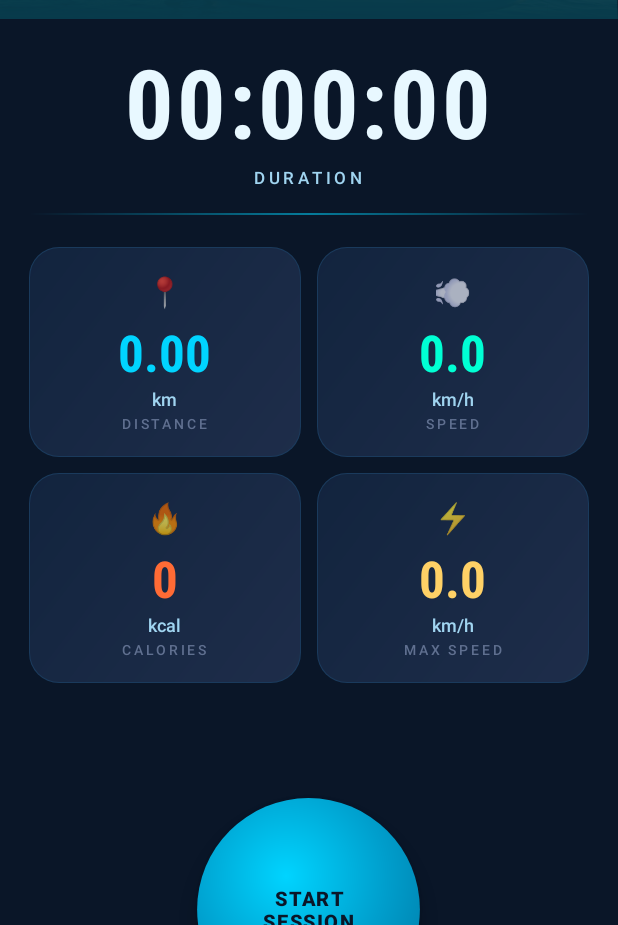
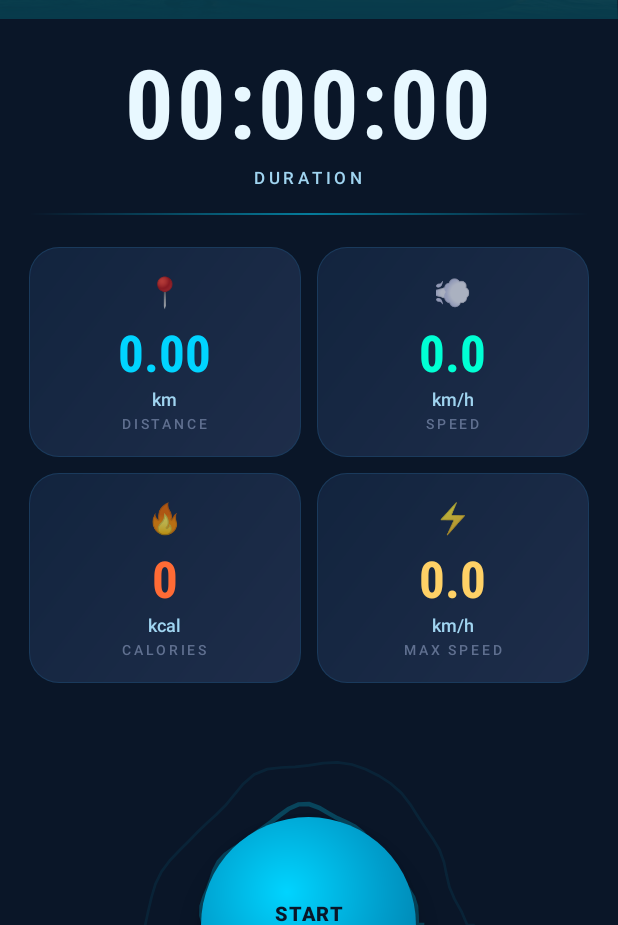
Before and after one commit to JoYoussef33/SRH-Advanced-programing-, an Android app: the screen it shows after launch (MainActivity), on a phone screen of 412 x 824 dp, the part 311-1236 px from its top. Run offline under Robolectric (Android 15) with nearby library versions, the phone set to English and light mode, and no system bars; 3 statements that could not run were skipped.

Commit message:
Add organic water ripple button, visible delete buttons, more messages, better GPS
- WaterRippleView: organic non-uniform circular ripple rings using 5 harmonic sine functions
- Visible delete (✕) button on each history card, confirmation dialog before removing
- 81 total tier messages (was ~20): 19 legendary, 18 good, 18 meh, 26 sarcastic
- GPS improvements: EMA speed smoothing, accuracy gate (18m), jump rejection (28 km/h limit)
- Fix MainActivity compile errors: add ValueAnimator import, rename startIdleGlow → applyIdleState

https://claude.ai/code/session_015VXf7hErjwq9QsoUSpZ4kd

```diff
--- a/PaddleBoard/app/src/main/java/com/paddleboard/tracker/MainActivity.java
+++ b/PaddleBoard/app/src/main/java/com/paddleboard/tracker/MainActivity.java
@@ -34,7 +34,6 @@ public class MainActivity extends AppCompatActivity
     private boolean sessionActive = false;
 
     private final Handler timerHandler = new Handler(Looper.getMainLooper());
-    private AnimatorSet coronaAnim;
     private AnimatorSet breatheAnim;
 
     private final ActivityResultLauncher<String> permLauncher =
@@ -63,7 +62,7 @@ public class MainActivity extends AppCompatActivity
         b = ActivityMainBinding.inflate(getLayoutInflater());
         setContentView(b.getRoot());
 
-        startIdleGlow();
+        applyIdleState();
 
         b.btnStartStop.setOnClickListener(v -> {
             squishButton();
@@ -147,62 +146,31 @@ public class MainActivity extends AppCompatActivity
         b.btnStartStop.setBackground(ContextCompat.getDrawable(this, R.drawable.btn_circle_cyan));
         b.btnStartStop.setText("START\nSESSION");
         b.btnStartStop.setTextColor(getColor(R.color.ocean_deep));
-        b.btnGlowRing.setBackground(ContextCompat.getDrawable(this, R.drawable.glow_cyan));
-        stopAllGlow(); startIdleGlow();
+        b.waterRipple.setRippleColor(0xFF00D4FF); // cyan
+        b.waterRipple.setActive(false);
+        stopBreath(); startBreath(0.93f, 1.07f, 1700);
     }
 
     private void applyActiveState() {
         b.btnStartStop.setBackground(ContextCompat.getDrawable(this, R.drawable.btn_circle_coral));
         b.btnStartStop.setText("STOP\nSESSION");
         b.btnStartStop.setTextColor(Color.WHITE);
-        b.btnGlowRing.setBackground(ContextCompat.getDrawable(this, R.drawable.glow_coral));
-        stopAllGlow(); startActiveGlow();
+        b.waterRipple.setRippleColor(0xFFFF6B35); // coral
+        b.waterRipple.setActive(true);
+        stopBreath(); startBreath(0.96f, 1.04f, 900);
     }
 
-    // ── Glow animations ───────────────────────────────────────────────────────
-
-    private void startIdleGlow() {
-        coronaAnim = new AnimatorSet();
-        coronaAnim.playTogether(
-            pulse(b.btnGlowRing, "scaleX", 1f, 1.8f, 2500),
-            pulse(b.btnGlowRing, "scaleY", 1f, 1.8f, 2500),
-            pulse(b.btnGlowRing, "alpha",  0.8f, 0f, 2500));
-        coronaAnim.start();
-
+    private void startBreath(float from, float to, long dur) {
         breatheAnim = new AnimatorSet();
         breatheAnim.playTogether(
-            breathe(b.btnStartStop, "scaleX", 0.94f, 1.06f, 1600),
-            breathe(b.btnStartStop, "scaleY", 0.94f, 1.06f, 1600));
+            breathe(b.btnStartStop, "scaleX", from, to, dur),
+            breathe(b.btnStartStop, "scaleY", from, to, dur));
         breatheAnim.start();
     }
 
-    private void startActiveGlow() {
-        coronaAnim = new AnimatorSet();
-        coronaAnim.playTogether(
-            pulse(b.btnGlowRing, "scaleX", 1f, 2.1f, 1200),
-            pulse(b.btnGlowRing, "scaleY", 1f, 2.1f, 1200),
-            pulse(b.btnGlowRing, "alpha",  1f, 0f,   1200));
-        coronaAnim.start();
-
-        breatheAnim = new AnimatorSet();
-        breatheAnim.playTogether(
-            breathe(b.btnStartStop, "scaleX", 0.97f, 1.03f, 800),
-            breathe(b.btnStartStop, "scaleY", 0.97f, 1.03f, 800));
-        breatheAnim.start();
-    }
-
-    private void stopAllGlow() {
-        if (coronaAnim != null) { coronaAnim.cancel(); coronaAnim = null; }
+    private void stopBreath() {
         if (breatheAnim != null) { breatheAnim.cancel(); breatheAnim = null; }
-        b.btnGlowRing.setAlpha(1f); b.btnGlowRing.setScaleX(1f); b.btnGlowRing.setScaleY(1f);
         b.btnStartStop.setScaleX(1f); b.btnStartStop.setScaleY(1f);
-    }
-
-    private ObjectAnimator pulse(android.view.View v, String prop, float from, float to, long dur) {
-        ObjectAnimator a = ObjectAnimator.ofFloat(v, prop, from, to);
-        a.setDuration(dur); a.setRepeatCount(ValueAnimator.INFINITE);
-        a.setInterpolator(new DecelerateInterpolator());
-        return a;
     }
 
     private ObjectAnimator breathe(android.view.View v, String prop, float from, float to, long dur) {
@@ -288,7 +256,7 @@ public class MainActivity extends AppCompatActivity
     @Override
     protected void onDestroy() {
         timerHandler.removeCallbacksAndMessages(null);
-        stopAllGlow();
+        stopBreath();
         if (serviceBound) {
             trackingService.setUpdateListener(null);
             unbindService(conn);
--- /dev/null
+++ b/PaddleBoard/app/src/main/java/com/paddleboard/tracker/WaterRippleView.java
@@ -0,0 +1,125 @@
+package com.paddleboard.tracker;
+
+import android.animation.ValueAnimator;
+import android.content.Context;
+import android.graphics.Canvas;
+import android.graphics.Color;
+import android.graphics.Paint;
+import android.graphics.Path;
+import android.util.AttributeSet;
+import android.view.View;
+import android.view.animation.LinearInterpolator;
+
+public class WaterRippleView extends View {
+
+    private static final int NUM_RINGS    = 4;
+    private static final float WARP_BASE  = 0.075f;
+
+    private final Paint paint = new Paint(Paint.ANTI_ALIAS_FLAG);
+    private final Path  path  = new Path();
+
+    private long  birthTime     = System.currentTimeMillis();
+    private long  rippleDuration = 2600; // ms for one ring to fully expand
+    private int   rippleColor   = 0xFF00D4FF;
+
+    private ValueAnimator ticker;
+
+    public WaterRippleView(Context ctx)                { super(ctx);    init(); }
+    public WaterRippleView(Context ctx, AttributeSet a){ super(ctx, a); init(); }
+
+    private void init() {
+        paint.setStyle(Paint.Style.STROKE);
+        paint.setAntiAlias(true);
+        // Fire ~60 fps invalidates
+        ticker = ValueAnimator.ofFloat(0f, 1f);
+        ticker.setDuration(16);
+        ticker.setRepeatCount(ValueAnimator.INFINITE);
+        ticker.setInterpolator(new LinearInterpolator());
+        ticker.addUpdateListener(a -> invalidate());
+        ticker.start();
+    }
+
+    /** Call with true when a session is active (ripples speed up). */
+    public void setActive(boolean active) {
+        rippleDuration = active ? 1300 : 2600;
+        birthTime = System.currentTimeMillis(); // reset so colour/speed takes effect cleanly
+    }
+
+    public void setRippleColor(int color) {
+        rippleColor = color;
+        invalidate();
+    }
+
+    @Override
+    protected void onDraw(Canvas canvas) {
+        super.onDraw(canvas);
+        int w = getWidth(), h = getHeight();
+        if (w == 0 || h == 0) return;
+
+        float cx = w / 2f, cy = h / 2f;
+        float maxR = Math.min(cx, cy) * 0.90f;
+        long elapsed = System.currentTimeMillis() - birthTime;
+
+        for (int i = 0; i < NUM_RINGS; i++) {
+            // Stagger each ring's birth time evenly within one cycle
+            long stagger = (long)(i * rippleDuration / (float) NUM_RINGS);
+            if (elapsed < stagger) continue; // ring not yet born
+
+            long age = (elapsed - stagger) % rippleDuration;
+            float progress = age / (float) rippleDuration; // 0 → 1
+
+            float radius  = progress * maxR;
+            // Alpha: fast-appear, slow-fade (quadratic curve)
+            float alpha   = (float) Math.pow(1f - progress, 1.4f);
+            float strokeW = (1f - progress) * 7f + 1.5f;
+
+            int r = Color.red(rippleColor);
+            int g = Color.green(rippleColor);
+            int b = Color.blue(rippleColor);
+            paint.setColor(Color.argb((int)(alpha * 210), r, g, b));
+            paint.setStrokeWidth(strokeW);
+
+            // Phase drives the organic shape; drifts slowly over real time
+            float globalSec  = elapsed / 1000f;
+            float phase      = globalSec * 0.9f + i * 1.618f; // golden-ratio offset per ring
+            // Rings are more warped close to centre, smoother as they expand
+            float warpFactor = 1f - progress * 0.55f;
+
+            drawOrganicRing(canvas, cx, cy, radius, phase, warpFactor);
+        }
+    }
+
+    /**
+     * Draws a single ring whose radius varies organically around the circle —
+     * overlapping sine waves at different frequencies and phases produce a
+     * non-uniform, water-drop-like outline that evolves over time.
+     */
+    private void drawOrganicRing(Canvas canvas, float cx, float cy,
+                                  float r, float phase, float warp) {
+        if (r < 2f) return;
+        path.reset();
+        final int pts = 72; // more points → smoother curve
+        for (int i = 0; i <= pts; i++) {
+            double a = 2 * Math.PI * i / pts;
+            // Four overlapping harmonics for a complex, organic wobble
+            float rad = r * (1f
+                + warp * WARP_BASE        * (float) Math.sin(2.7  * a + phase)
+                + warp * WARP_BASE * 0.7f * (float) Math.cos(4.1  * a + phase * 1.35f)
+                + warp * WARP_BASE * 0.5f * (float) Math.sin(5.9  * a - phase * 0.85f)
+                + warp * WARP_BASE * 0.35f* (float) Math.cos(9.1  * a + phase * 1.75f)
+                + warp * WARP_BASE * 0.2f * (float) Math.sin(13.3 * a - phase * 0.5f));
+            float x = cx + rad * (float) Math.cos(a);
+            float y = cy + rad * (float) Math.sin(a);
+            if (i == 0) path.moveTo(x, y);
+            else        path.lineTo(x, y);
+        }
+        path.close();
+        canvas.drawPath(path, paint);
+    }
+
+    @Override
+    protected void onDetachedFromWindow() {
+        if (ticker != null) ticker.cancel();
+        super.onDetachedFromWindow();
+    }
+}
--- a/PaddleBoard/app/src/main/res/layout/activity_main.xml
+++ b/PaddleBoard/app/src/main/res/layout/activity_main.xml
@@ -206,27 +206,28 @@
             </LinearLayout>
         </GridLayout>
 
-        <!-- ══ Glow button (clipChildren=false all the way up) ════════════════ -->
+        <!-- ══ Water ripple button — clipChildren=false lets rings extend freely ═ -->
         <FrameLayout
-            android:layout_width="260dp"
-            android:layout_height="260dp"
+            android:layout_width="280dp"
+            android:layout_height="280dp"
             android:clipChildren="false"
             android:clipToPadding="false"
             android:background="@android:color/transparent"
             android:layout_marginTop="4dp"
             android:layout_marginBottom="4dp">
 
-            <View
-                android:id="@+id/btnGlowRing"
-                android:layout_width="180dp"
-                android:layout_height="180dp"
-                android:layout_gravity="center"
-                android:background="@drawable/glow_cyan"/>
+            <!-- Organic water ripple rings (full size of container) -->
+            <com.paddleboard.tracker.WaterRippleView
+                android:id="@+id/waterRipple"
+                android:layout_width="280dp"
+                android:layout_height="280dp"
+                android:layout_gravity="center"/>
 
+            <!-- The actual button, centred over the ripples -->
             <androidx.appcompat.widget.AppCompatButton
                 android:id="@+id/btnStartStop"
-                android:layout_width="158dp"
-                android:layout_height="158dp"
+                android:layout_width="154dp"
+                android:layout_height="154dp"
                 android:layout_gravity="center"
                 android:background="@drawable/btn_circle_cyan"
                 android:text="START&#10;SESSION"
@@ -234,7 +235,7 @@
                 android:textSize="14sp"
                 android:textStyle="bold"
                 android:letterSpacing="0.08"
-                android:elevation="6dp"
+                android:elevation="8dp"
                 android:stateListAnimator="@null"/>
         </FrameLayout>
 
```
Also changed, not shown: PaddleBoard/app/src/main/java/com/paddleboard/tracker/HistoryActivity.java (+14 -48 lines), PaddleBoard/app/src/main/java/com/paddleboard/tracker/MessageGenerator.java (+72 -10 lines), PaddleBoard/app/src/main/java/com/paddleboard/tracker/SessionAdapter.java (+23 -5 lines), PaddleBoard/app/src/main/java/com/paddleboard/tracker/TrackingService.java (+89 -57 lines), PaddleBoard/app/src/main/res/layout/item_session.xml (+37 -10 lines), 1 other file.
